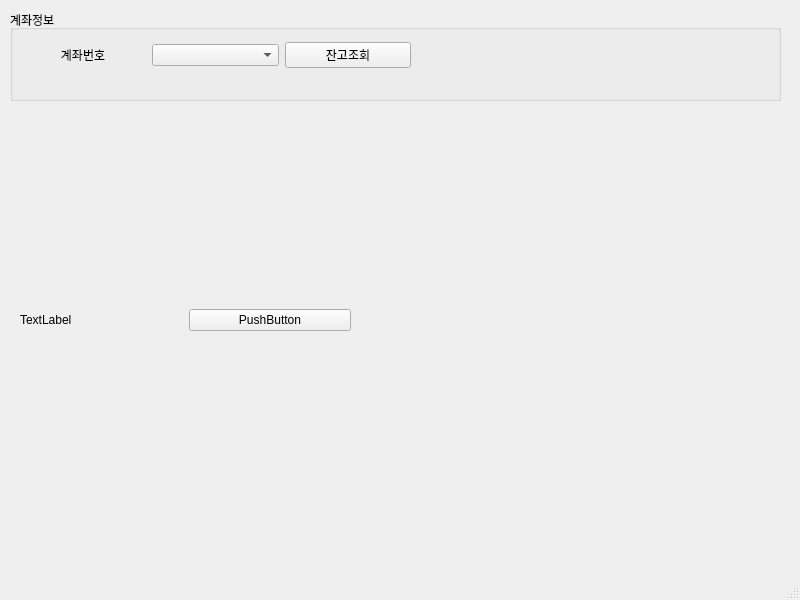
Old version of the form ui/MainWindow.ui in the repository mechurak/SnsTradeBot.
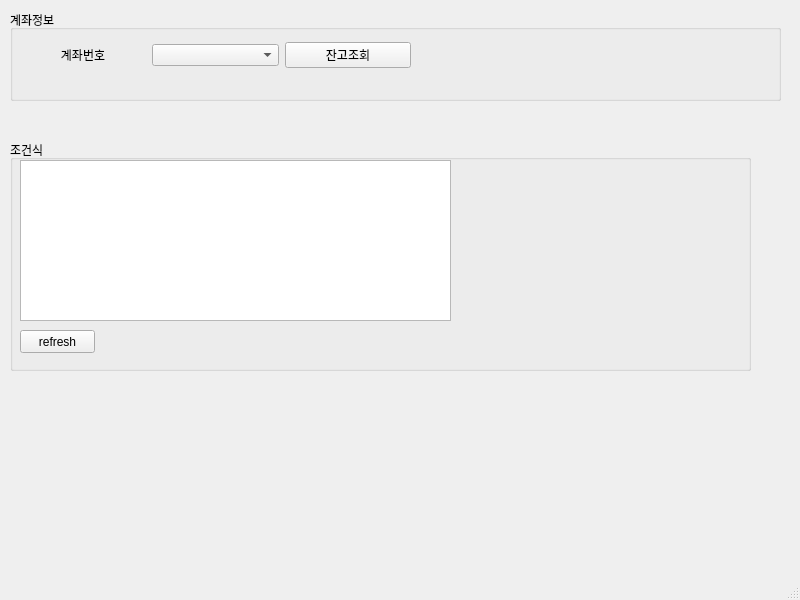
New version of the form.

The edit to the form file:
```diff
--- a/ui/MainWindow.ui
+++ b/ui/MainWindow.ui
@@ -14,32 +14,6 @@
    <string notr="true">SnsTradeBot</string>
   </property>
   <widget class="QWidget" name="centralwidget">
-   <widget class="QWidget" name="horizontalLayoutWidget">
-    <property name="geometry">
-     <rect>
-      <x>20</x>
-      <y>280</y>
-      <width>331</width>
-      <height>80</height>
-     </rect>
-    </property>
-    <layout class="QHBoxLayout" name="horizontalLayout">
-     <item>
-      <widget class="QLabel" name="label">
-       <property name="text">
-        <string>TextLabel</string>
-       </property>
-      </widget>
-     </item>
-     <item>
-      <widget class="QPushButton" name="btn1">
-       <property name="text">
-        <string>PushButton</string>
-       </property>
-      </widget>
-     </item>
-    </layout>
-   </widget>
    <widget class="QGroupBox" name="groupBox">
     <property name="geometry">
      <rect>
@@ -85,6 +59,42 @@
      </layout>
     </widget>
    </widget>
+   <widget class="QGroupBox" name="groupBox_2">
+    <property name="geometry">
+     <rect>
+      <x>10</x>
+      <y>140</y>
+      <width>741</width>
+      <height>231</height>
+     </rect>
+    </property>
+    <property name="title">
+     <string>조건식</string>
+    </property>
+    <widget class="QPushButton" name="btn_refresh_condition">
+     <property name="geometry">
+      <rect>
+       <x>10</x>
+       <y>190</y>
+       <width>75</width>
+       <height>23</height>
+      </rect>
+     </property>
+     <property name="text">
+      <string>refresh</string>
+     </property>
+    </widget>
+    <widget class="QTableWidget" name="table_condition">
+     <property name="geometry">
+      <rect>
+       <x>10</x>
+       <y>20</y>
+       <width>431</width>
+       <height>161</height>
+      </rect>
+     </property>
+    </widget>
+   </widget>
   </widget>
   <widget class="QStatusBar" name="statusbar"/>
   <widget class="QMenuBar" name="menuBar">
```
Left out of the diff: 2 changed lines with no effect on the pictures.
